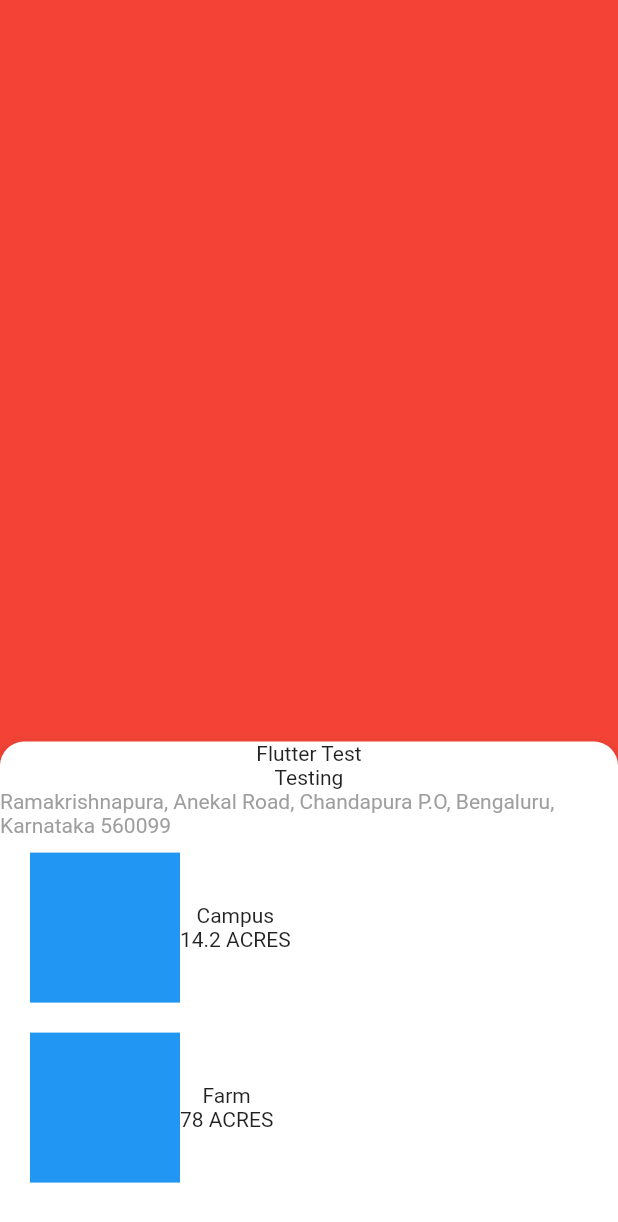
After one commit to gauravxdhingra/Minushia-AppChallenge-Flutter, a Flutter app: the screen it shows after launch, after a tap on "LOGIN", on a phone screen of 412 x 824 dp. The commit adds this screen. Shown: the top 1222 px of the screen. Run offline on Flutter 3.47's test engine with Material 2 defaults, Android fonts, the phone set to English and light mode, and no system bars; drawn by our look-alikes of sliding_sheet.

Commit message:
Basic Layout for details Screen

```diff
--- a/lib/main.dart
+++ b/lib/main.dart
@@ -1,5 +1,5 @@
 import 'dart:async';
-
+import 'screens/login_screen.dart';
 import 'package:flutter/material.dart';
 
 void main() {
@@ -51,23 +51,23 @@ class _SplashScreenState extends State<SplashScreen> {
     Navigator.pushReplacement(
       context,
       MaterialPageRoute(
-        builder: (context) => MusicHome(),
+        builder: (context) => LoginScreen(),
       ),
     );
   }
 
   initScreen(BuildContext context) {
     return Scaffold(
-      backgroundColor: Colors.black,
+      backgroundColor: Colors.white,
       body: Center(
-          child: Container(
-        height: 80,
-        width: 80,
-        child: Image.asset(
-          "assets/Minushia.png",
-          fit: BoxFit.cover,
+        child: Container(
+          width: MediaQuery.of(context).size.width * 0.8,
+          child: Image.asset(
+            "assets/Minushia.png",
+            fit: BoxFit.cover,
+          ),
         ),
-      )),
+      ),
     );
   }
 }
--- /dev/null
+++ b/lib/screens/home_screen.dart
@@ -0,0 +1,82 @@
+import 'package:flutter/material.dart';
+import 'package:sliding_sheet/sliding_sheet.dart';
+
+class HomeScreen extends StatefulWidget {
+  HomeScreen({Key key}) : super(key: key);
+
+  @override
+  _HomeScreenState createState() => _HomeScreenState();
+}
+
+class _HomeScreenState extends State<HomeScreen> {
+  locationOptionsBuilder(locationName, locationSize) {
+    return Padding(
+      padding: const EdgeInsets.symmetric( vertical: 10, horizontal: 20 ),
+      child: Row(
+        children: <Widget>[
+          Container(
+            height: 100,
+            width: 100,
+            color: Colors.blue,
+          ),
+          Column(
+            children: <Widget>[
+              Text(locationName),
+              Text(locationSize),
+            ],
+          )
+        ],
+      ),
+    );
+  }
+
+  @override
+  Widget build(BuildContext context) {
+    return Scaffold(
+      body: SlidingSheet(
+        elevation: 8,
+        cornerRadius: 16,
+        snapSpec: const SnapSpec(
+          // Enable snapping. This is true by default.
+          snap: true,
+          // Set custom snapping points.
+          snappings: [0.4, 0.7, 1.0],
+          // Define to what the snappings relate to. In this case,
+          // the total available space that the sheet can expand to.
+          positioning: SnapPositioning.relativeToAvailableSpace,
+        ),
+        // The body widget will be displayed under the SlidingSheet
+        // and a parallax effect can be applied to it.
+        body: Center(
+          child: Container(
+            color: Colors.red,
+          ),
+        ),
+        builder: (context, state) {
+          // This is the content of the sheet that will get
+          // scrolled, if the content is bigger than the available
+          // height of the sheet.
+          return Container(
+            height: 500,
+            child:
+                // Center(
+                //   child: Text('This is the content of the sheet'),
+                // ),
+                Column(
+              children: <Widget>[
+                Text('Flutter Test'),
+                Text('Testing'),
+                Text(
+                  'Ramakrishnapura, Anekal Road, Chandapura P.O, Bengaluru, Karnataka 560099',
+                  style: TextStyle(color: Colors.grey),
+                ),
+                locationOptionsBuilder('Campus', '14.2 ACRES'),
+                locationOptionsBuilder('Farm', '78 ACRES'),
+              ],
+            ),
+          );
+        },
+      ),
+    );
+  }
+}
--- /dev/null
+++ b/lib/screens/login_screen.dart
@@ -0,0 +1,51 @@
+import 'package:flutter/material.dart';
+import 'package:minushia_demo/screens/home_screen.dart';
+
+class LoginScreen extends StatefulWidget {
+  LoginScreen({Key key}) : super(key: key);
+
+  @override
+  _LoginScreenState createState() => _LoginScreenState();
+}
+
+class _LoginScreenState extends State<LoginScreen> {
+  TextEditingController mobileInputController = TextEditingController();
+  TextEditingController passwordController = TextEditingController();
+
+  final String url =
+      "https://www.google.com/url?q=http://3.85.225.88/accounts/login/&sa=D&ust=1589463692150000&usg=AFQjCNELIRRzU9g7NZf8_huuHZrFowrfxw";
+
+  onSubmit(context) {
+    Navigator.pushReplacement(
+        context, MaterialPageRoute(builder: (context) => HomeScreen()));
+  }
+
+  TextFormField inputField(obscureText, controller) {
+    return TextFormField(
+      obscureText: obscureText,
+      controller: controller,
+    );
+  }
+
+  FlatButton loginButton(context) {
+    return FlatButton(
+      child: Text('LOGIN'),
+      onPressed: () => onSubmit(context),
+    );
+  }
+
+  @override
+  Widget build(BuildContext context) {
+    return Scaffold(
+      body: Column(
+        children: <Widget>[
+          Text('MOBILE NUMBER'),
+          inputField(false, mobileInputController),
+          Text('PASSWORD'),
+          inputField(true, passwordController),
+          loginButton(context),
+        ],
+      ),
+    );
+  }
+}
--- a/screens/login_screen.dart
+++ /dev/null
@@ -1,17 +0,0 @@
-import 'package:flutter/material.dart';
-
-class LoginScreen extends StatefulWidget {
-  LoginScreen({Key key}) : super(key: key);
-
-  @override
-  _LoginScreenState createState() => _LoginScreenState();
-}
-
-class _LoginScreenState extends State<LoginScreen> {
-  @override
-  Widget build(BuildContext context) {
-    return Container(
-       child: child,
-    );
-  }
-}
```
Also changed, not shown: pubspec.yaml (+3 -6 lines), pubspec.lock.
